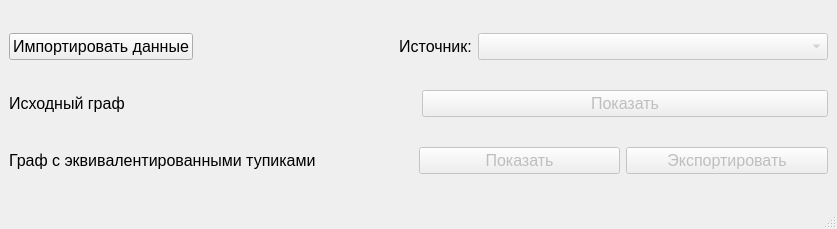
Above: mainwindow.ui from hosglial/courseProgMethods before the change. Below: the same form after it.
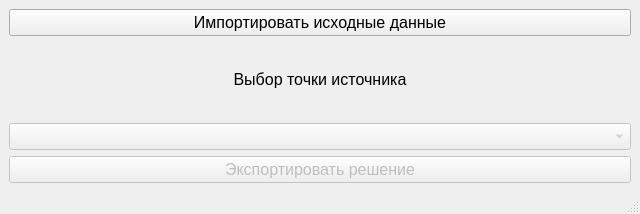
That is the form after the change.

What changed in the file:
```diff
--- a/mainwindow.ui
+++ b/mainwindow.ui
@@ -6,8 +6,8 @@
    <rect>
     <x>0</x>
     <y>0</y>
-    <width>837</width>
-    <height>229</height>
+    <width>640</width>
+    <height>214</height>
    </rect>
   </property>
   <property name="windowTitle">
@@ -16,8 +16,6 @@
   <widget class="QWidget" name="centralwidget">
    <layout class="QVBoxLayout" name="verticalLayout">
     <item>
-     <layout class="QHBoxLayout" name="horizontalLayout_4">
-      <item>
        <widget class="QPushButton" name="init_button">
         <property name="font">
          <font>
@@ -25,23 +23,10 @@
          </font>
         </property>
         <property name="text">
-         <string>Импортировать данные</string>
+       <string>Импортировать исходные данные</string>
         </property>
        </widget>
       </item>
-      <item>
-       <spacer name="horizontalSpacer">
-        <property name="orientation">
-         <enum>Qt::Horizontal</enum>
-        </property>
-        <property name="sizeHint" stdset="0">
-         <size>
-          <width>40</width>
-          <height>20</height>
-         </size>
-        </property>
-       </spacer>
-      </item>
       <item>
        <widget class="QLabel" name="label_4">
         <property name="font">
@@ -53,7 +38,7 @@
          <enum>Qt::LeftToRight</enum>
         </property>
         <property name="text">
-         <string>Источник:</string>
+       <string>Выбор точки источника</string>
         </property>
         <property name="alignment">
          <set>Qt::AlignCenter</set>
@@ -78,71 +63,6 @@
         </property>
        </widget>
       </item>
-     </layout>
-    </item>
-    <item>
-     <layout class="QHBoxLayout" name="horizontalLayout">
-      <item>
-       <widget class="QLabel" name="label">
-        <property name="font">
-         <font>
-          <pointsize>12</pointsize>
-         </font>
-        </property>
-        <property name="text">
-         <string>Исходный граф</string>
-        </property>
-       </widget>
-      </item>
-      <item>
-       <widget class="QPushButton" name="button_source">
-        <property name="enabled">
-         <bool>false</bool>
-        </property>
-        <property name="font">
-         <font>
-          <pointsize>12</pointsize>
-         </font>
-        </property>
-        <property name="text">
-         <string>Показать</string>
-        </property>
-       </widget>
-      </item>
-     </layout>
-    </item>
-    <item>
-     <layout class="QHBoxLayout" name="horizontalLayout_3" stretch="2,1,1">
-      <item>
-       <widget class="QLabel" name="label_3">
-        <property name="font">
-         <font>
-          <pointsize>12</pointsize>
-         </font>
-        </property>
-        <property name="text">
-         <string>Граф с эквивалентированными тупиками</string>
-        </property>
-        <property name="wordWrap">
-         <bool>true</bool>
-        </property>
-       </widget>
-      </item>
-      <item>
-       <widget class="QPushButton" name="button_cleared">
-        <property name="enabled">
-         <bool>false</bool>
-        </property>
-        <property name="font">
-         <font>
-          <pointsize>12</pointsize>
-         </font>
-        </property>
-        <property name="text">
-         <string>Показать</string>
-        </property>
-       </widget>
-      </item>
       <item>
        <widget class="QPushButton" name="excel_button_3">
         <property name="enabled">
@@ -154,11 +74,9 @@
          </font>
         </property>
         <property name="text">
-         <string>Экспортировать</string>
-        </property>
-       </widget>
-      </item>
-     </layout>
+       <string>Экспортировать решение</string>
+      </property>
+     </widget>
     </item>
    </layout>
   </widget>
```
Left out of the diff: 2 changed lines with no effect on the pictures. Lines whose indentation alone changed are shown as unchanged.
